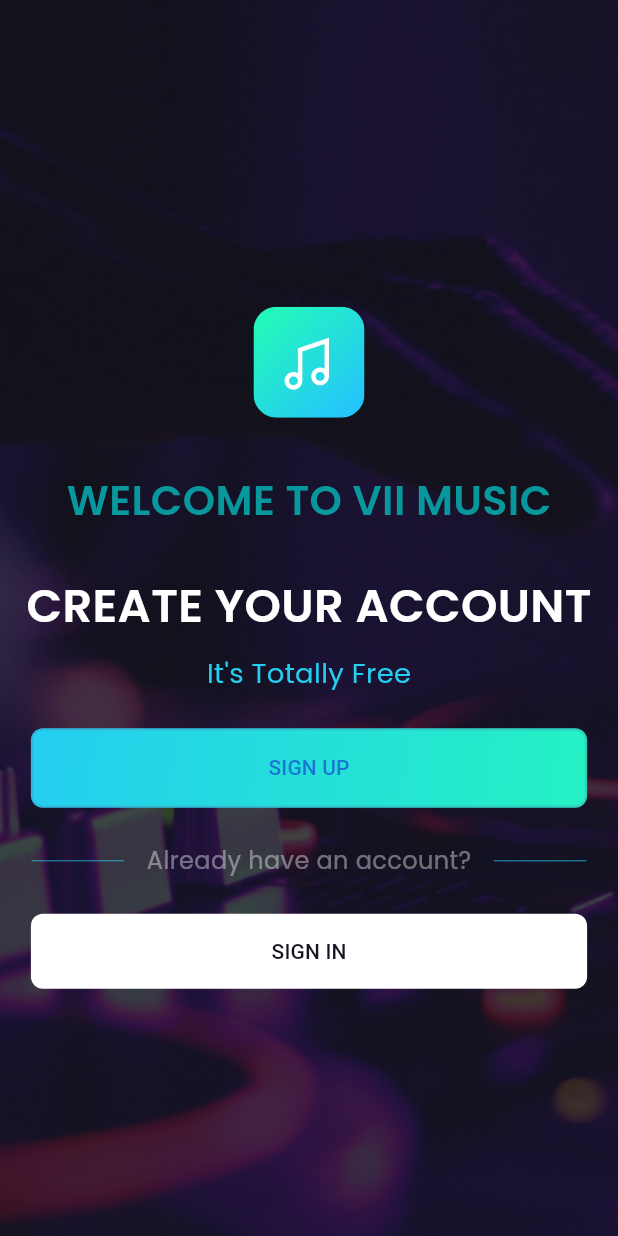
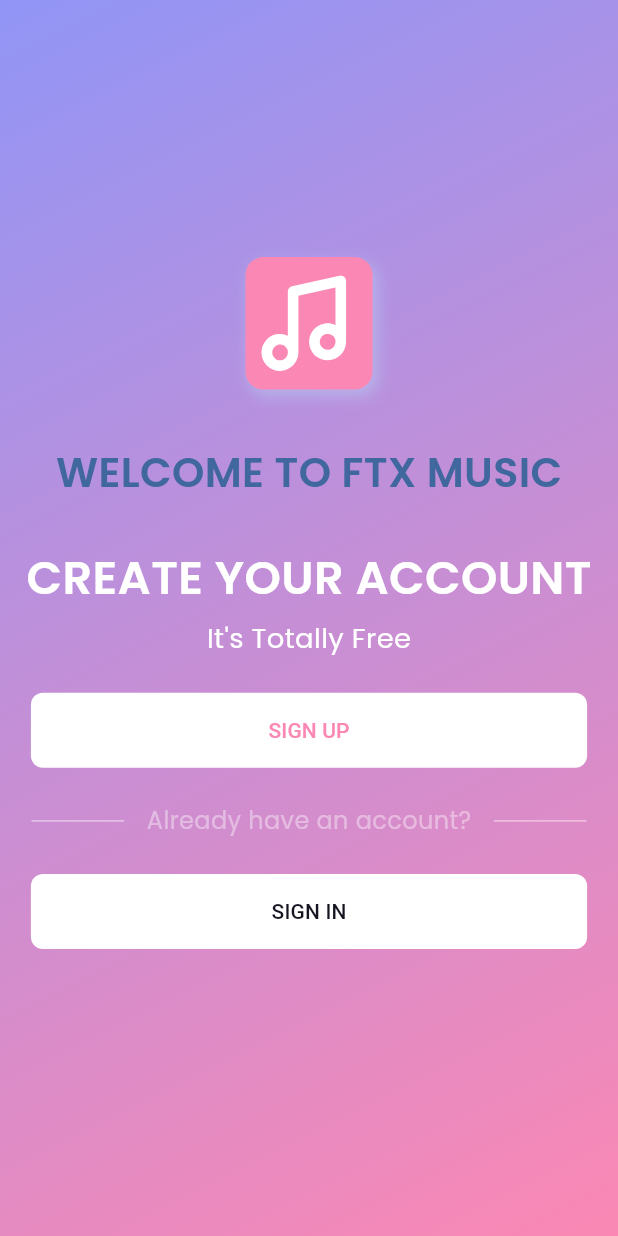
Before and after one commit to mobasaradev/FTx-Music, a Flutter app: the AuthMethodPage screen opened by its route, on a phone screen of 412 x 824 dp. Run offline on Flutter 3.47's test engine with Material 3 defaults, Android fonts, the phone set to English and light mode, and no system bars; our stand-ins replace flutter_screenutil, flutter_svg.

Commit message:
change the colors

```diff
--- a/lib/modules/auth/auth_methods.dart
+++ b/lib/modules/auth/auth_methods.dart
@@ -1,4 +1,5 @@
 import 'package:flutter/material.dart';
+import 'package:flutter_screenutil/flutter_screenutil.dart';
 import 'package:flutter_svg/flutter_svg.dart';
 import 'package:ftx_music/common/common.dart';
 import 'package:ftx_music/utils/utils.dart';
@@ -12,47 +13,50 @@ class AuthMethodPage extends StatelessWidget {
       body: Container(
         width: double.infinity,
         height: double.infinity,
-        decoration: const BoxDecoration(
-          image: DecorationImage(
-            image: AssetImage(ImageManager.background),
-            fit: BoxFit.cover,
-          ),
-        ),
+        decoration: BoxDecoration(gradient: customGradient()),
         child: Padding(
           padding: const EdgeInsets.all(16),
           child: Column(
             mainAxisAlignment: MainAxisAlignment.center,
             children: [
-              50.y,
-              SizedBox(
-                width: 180,
-                child: SvgPicture.asset(
-                  SvgManager.appLogo,
+              Container(
+                width: 74.w,
+                height: 74.h,
+                decoration: BoxDecoration(
+                  color: AppColors.secondary,
+                  borderRadius: BorderRadius.circular(12),
+                  boxShadow: [
+                    BoxShadow(
+                      blurRadius: 8.0,
+                      color: AppColors.lightPrimary.withOpacity(.6),
+                      offset: const Offset(3, 4),
+                    )
+                  ],
                 ),
+                child: SvgPicture.asset(SvgManager.logo),
               ),
               30.y,
               CustomText(
-                text: 'Welcome to Vii Music'.toUpperCase(),
+                text: 'Welcome to FTx Music'.toUpperCase(),
                 style: AppTextTheme.textTheme.displaySmall
-                    ?.copyWith(color: AppColors.headerText),
+                    ?.copyWith(color: AppColors.blueColor),
               ),
               24.y,
               CustomText(
                 text: 'Create your account'.toUpperCase(),
                 style: AppTextTheme.textTheme.displayMedium,
               ),
-              8.y,
+              4.y,
               CustomText(
                 text: 'It\'s Totally Free',
-                style: AppTextTheme.textTheme.headlineLarge
-                    ?.copyWith(color: AppColors.primary),
+                style: AppTextTheme.textTheme.headlineLarge,
               ),
               20.y,
               CustomButton(
                 title: 'Sign up'.toUpperCase(),
                 borderRadius: 8,
-                isBorder: true,
-                isGradient: true,
+                textColor: AppColors.secondary,
+                // isBorder: true,
               ),
               20.y,
               Padding(
@@ -61,7 +65,7 @@ class AuthMethodPage extends StatelessWidget {
                   children: [
                     Expanded(
                       child: Divider(
-                        color: AppColors.primary.withOpacity(0.5),
+                        color: AppColors.white.withOpacity(0.5),
                       ),
                     ),
                     Padding(
@@ -74,7 +78,7 @@ class AuthMethodPage extends StatelessWidget {
                     ),
                     Expanded(
                       child: Divider(
-                        color: AppColors.primary.withOpacity(0.5),
+                        color: AppColors.white.withOpacity(0.5),
                       ),
                     ),
                   ],
--- a/lib/modules/onboard/onboard_page.dart
+++ b/lib/modules/onboard/onboard_page.dart
@@ -27,7 +27,7 @@ class _OnboardPageState extends State<OnboardPage> {
   @override
   Widget build(BuildContext context) {
     return Scaffold(
-      backgroundColor: AppColors.headerText.withOpacity(0.165),
+      backgroundColor: AppColors.secondary,
       body: Padding(
         padding: const EdgeInsets.symmetric(horizontal: 16),
         child: Column(
--- a/lib/modules/onboard/widgets/section.dart
+++ b/lib/modules/onboard/widgets/section.dart
@@ -41,6 +41,7 @@ class Section extends StatelessWidget {
               decoration: BoxDecoration(
                 gradient: customGradient(),
                 borderRadius: BorderRadius.circular(4),
+                border: Border.all(width: 1, color: AppColors.lightPrimary),
               ),
               child: Center(
                 child: CustomText(
--- a/lib/modules/splash/splash_page.dart
+++ b/lib/modules/splash/splash_page.dart
@@ -35,10 +35,10 @@ class SplashPage extends StatelessWidget {
             ),
             4.y,
             CustomText(
-              text: 'Listen to Vii Music',
+              text: 'Listen to FTx Music',
               textAlign: TextAlign.center,
               style: AppTextTheme.textTheme.displaySmall?.copyWith(
-                color: AppColors.headerText,
+                color: AppColors.yellow,
               ),
             ),
           ],
--- a/lib/utils/app_colors.dart
+++ b/lib/utils/app_colors.dart
@@ -1,11 +1,12 @@
 import 'package:flutter/material.dart';
 
 class AppColors {
-  static const Color primary = Color(0xFF24CEF0);
-  static const Color secondary = Color(0xFF24F1C3);
-  static const Color headerText = Color(0xFF08979C);
+  static const Color primary = Color(0xFF9195F6);
+  static const Color secondary = Color(0xFFFB88B4);
+  static const Color lightPrimary = Color(0xFFB7C9F2);
+  static const Color yellow = Color(0xFFF9F07A);
+  static const Color blueColor = Color(0xFF40679E);
   static const Color black = Color(0XFF151521);
   static const Color white = Colors.white;
-  static const Color pink = Color(0xFFFF00FF);
   static const Color transparent = Colors.transparent;
 }
```
